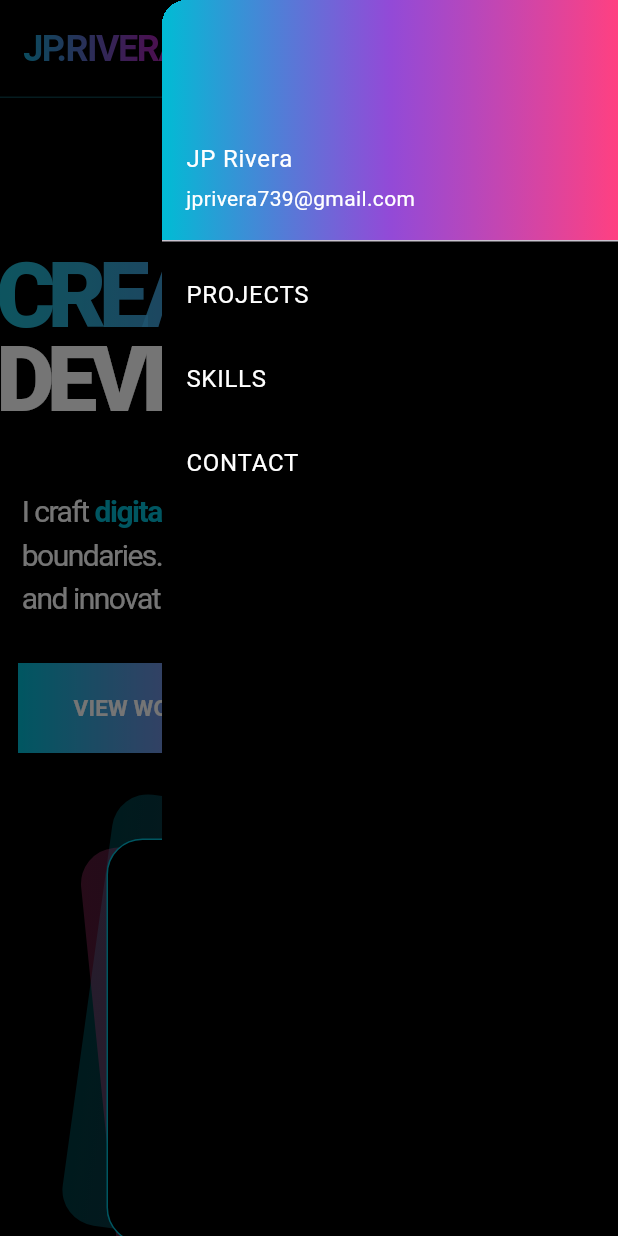
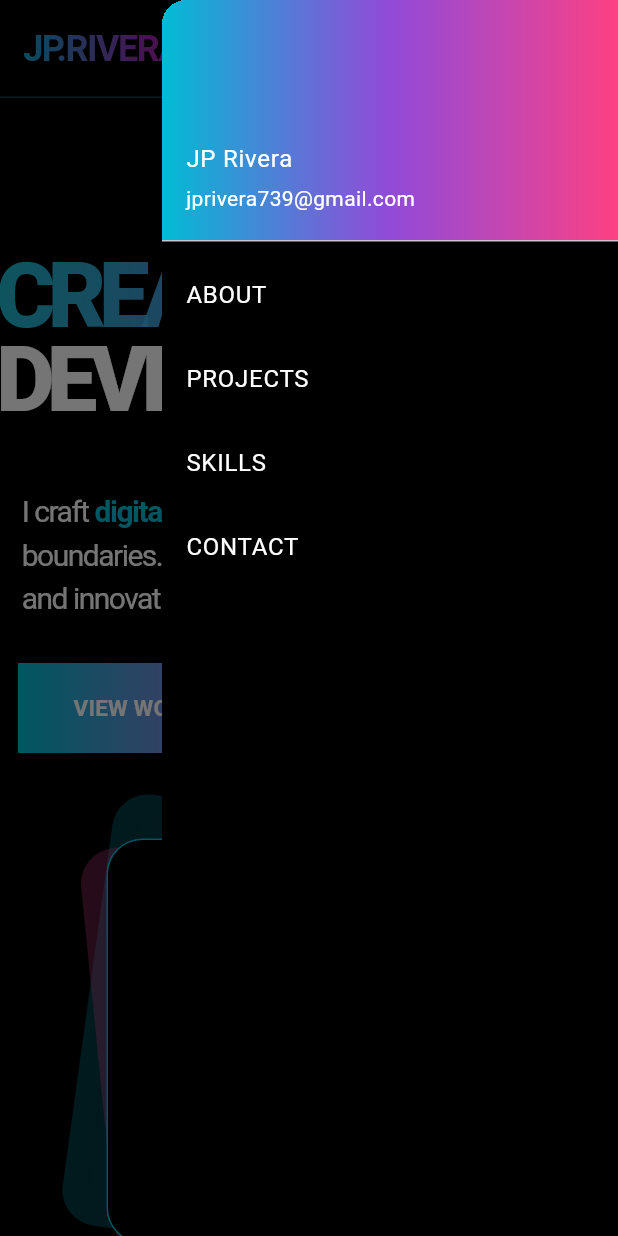
Before and after one commit to Jp-Rivera/portfolio, a Flutter app: the screen it shows after launch, after a tap on the "menu" icon, after a tap on "CONTACT", on a phone screen of 412 x 824 dp. Run offline on Flutter 3.47's test engine with Material 3 defaults, Android fonts, the phone set to English and light mode, and no system bars; drawn by our look-alikes of scrollable_positioned_list; Roboto replaces fonts that are missing (Gotham, sageobold, segoe); project files that could hold a hidden picture were left out.

```diff
--- a/lib/main.dart
+++ b/lib/main.dart
@@ -76,6 +76,18 @@ class MyApp extends StatelessWidget {
               ),
               ListTile(
                 title: const Text(
+                  'ABOUT',
+                  style: TextStyle(color: Colors.white),
+                ),
+                onTap: () {
+                  _scrollController.scrollTo(
+                    index: 0,
+                    duration: Duration(milliseconds: 300),
+                  );
+                },
+              ),
+              ListTile(
+                title: const Text(
                   'PROJECTS',
                   style: TextStyle(color: Colors.white),
                 ),
@@ -105,7 +117,7 @@ class MyApp extends StatelessWidget {
                 ),
                 onTap: () {
                   _scrollController.scrollTo(
-                    index: 2,
+                    index: 3,
                     duration: Duration(milliseconds: 300),
                   );
                 },
```
